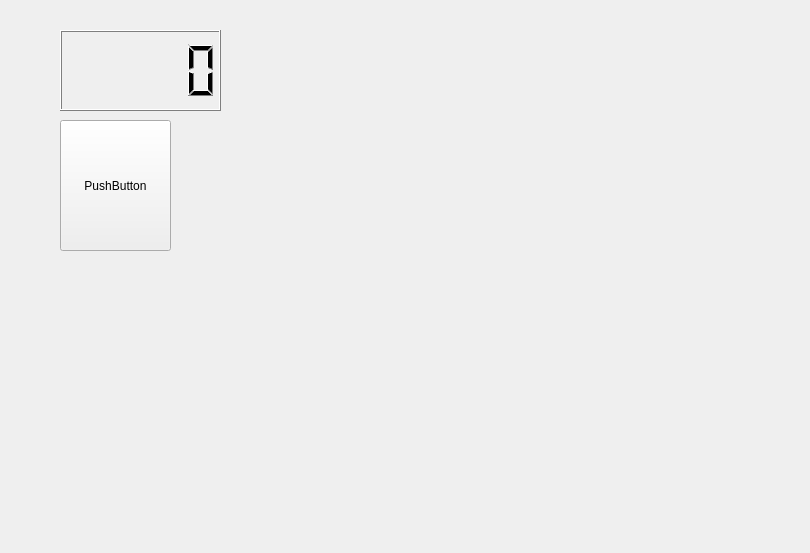
First picture: the form in forms/MainWindow.ui, repository tigerjpg/cybersecurity, before the edit.
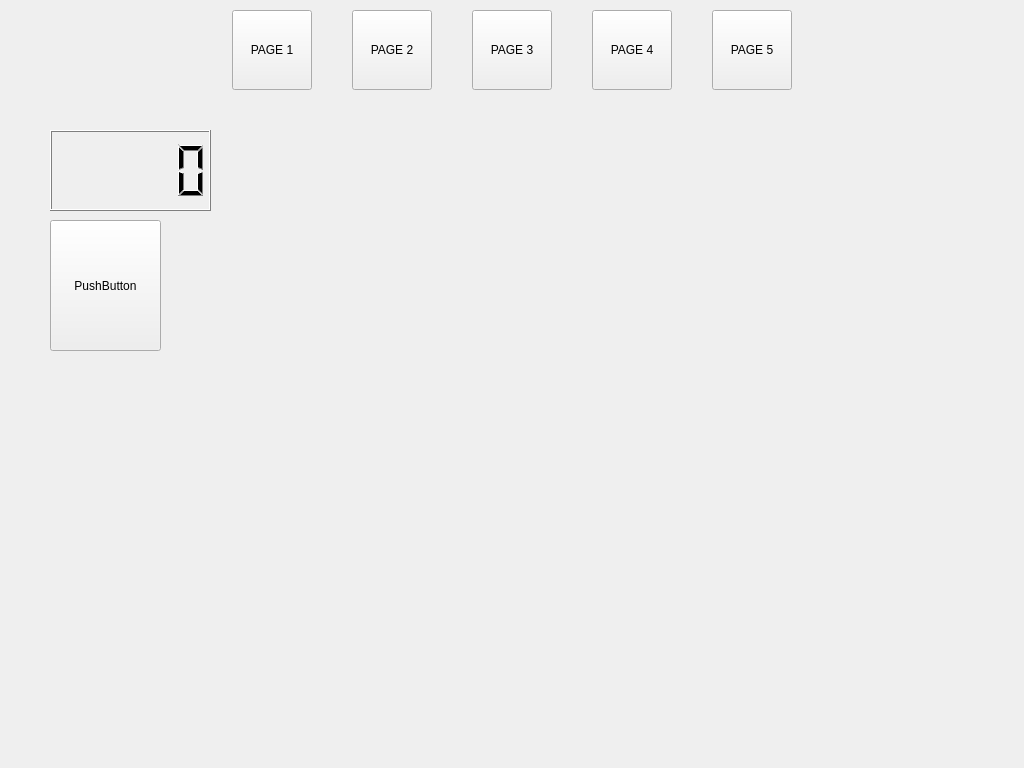
Second picture: the form after the edit. Custom widgets are drawn as their Qt base class.

Diff of the .ui file:
```diff
--- a/forms/MainWindow.ui
+++ b/forms/MainWindow.ui
@@ -6,8 +6,8 @@
    <rect>
     <x>0</x>
     <y>0</y>
-    <width>810</width>
-    <height>553</height>
+    <width>1024</width>
+    <height>768</height>
    </rect>
   </property>
   <property name="windowTitle">
@@ -20,10 +20,10 @@
    <widget class="QStackedWidget" name="stackedWidget">
     <property name="geometry">
      <rect>
-      <x>10</x>
-      <y>0</y>
-      <width>781</width>
-      <height>491</height>
+      <x>0</x>
+      <y>100</y>
+      <width>1024</width>
+      <height>668</height>
      </rect>
     </property>
     <property name="currentIndex">
@@ -481,16 +481,84 @@
      </widget>
     </widget>
    </widget>
-  </widget>
-  <widget class="QMenuBar" name="menuBar">
-   <property name="geometry">
-    <rect>
-     <x>0</x>
-     <y>0</y>
-     <width>810</width>
-     <height>19</height>
-    </rect>
-   </property>
+   <widget class="QStackedWidget" name="toolbar">
+    <property name="geometry">
+     <rect>
+      <x>0</x>
+      <y>0</y>
+      <width>1024</width>
+      <height>100</height>
+     </rect>
+    </property>
+    <widget class="QWidget" name="page_2">
+     <widget class="QPushButton" name="page2">
+      <property name="geometry">
+       <rect>
+        <x>352</x>
+        <y>10</y>
+        <width>80</width>
+        <height>80</height>
+       </rect>
+      </property>
+      <property name="text">
+       <string>PAGE 2</string>
+      </property>
+     </widget>
+     <widget class="QPushButton" name="page1">
+      <property name="geometry">
+       <rect>
+        <x>232</x>
+        <y>10</y>
+        <width>80</width>
+        <height>80</height>
+       </rect>
+      </property>
+      <property name="text">
+       <string>PAGE 1</string>
+      </property>
+     </widget>
+     <widget class="QPushButton" name="page3">
+      <property name="geometry">
+       <rect>
+        <x>472</x>
+        <y>10</y>
+        <width>80</width>
+        <height>80</height>
+       </rect>
+      </property>
+      <property name="text">
+       <string>PAGE 3</string>
+      </property>
+     </widget>
+     <widget class="QPushButton" name="page4">
+      <property name="geometry">
+       <rect>
+        <x>592</x>
+        <y>10</y>
+        <width>80</width>
+        <height>80</height>
+       </rect>
+      </property>
+      <property name="text">
+       <string>PAGE 4</string>
+      </property>
+     </widget>
+     <widget class="QPushButton" name="page5">
+      <property name="geometry">
+       <rect>
+        <x>712</x>
+        <y>10</y>
+        <width>80</width>
+        <height>80</height>
+       </rect>
+      </property>
+      <property name="text">
+       <string>PAGE 5</string>
+      </property>
+     </widget>
+    </widget>
+    <widget class="QWidget" name="page_3"/>
+   </widget>
   </widget>
  </widget>
  <layoutdefault spacing="6" margin="11"/>
```
Left out of the diff: 23 changed lines with no effect on the pictures.
